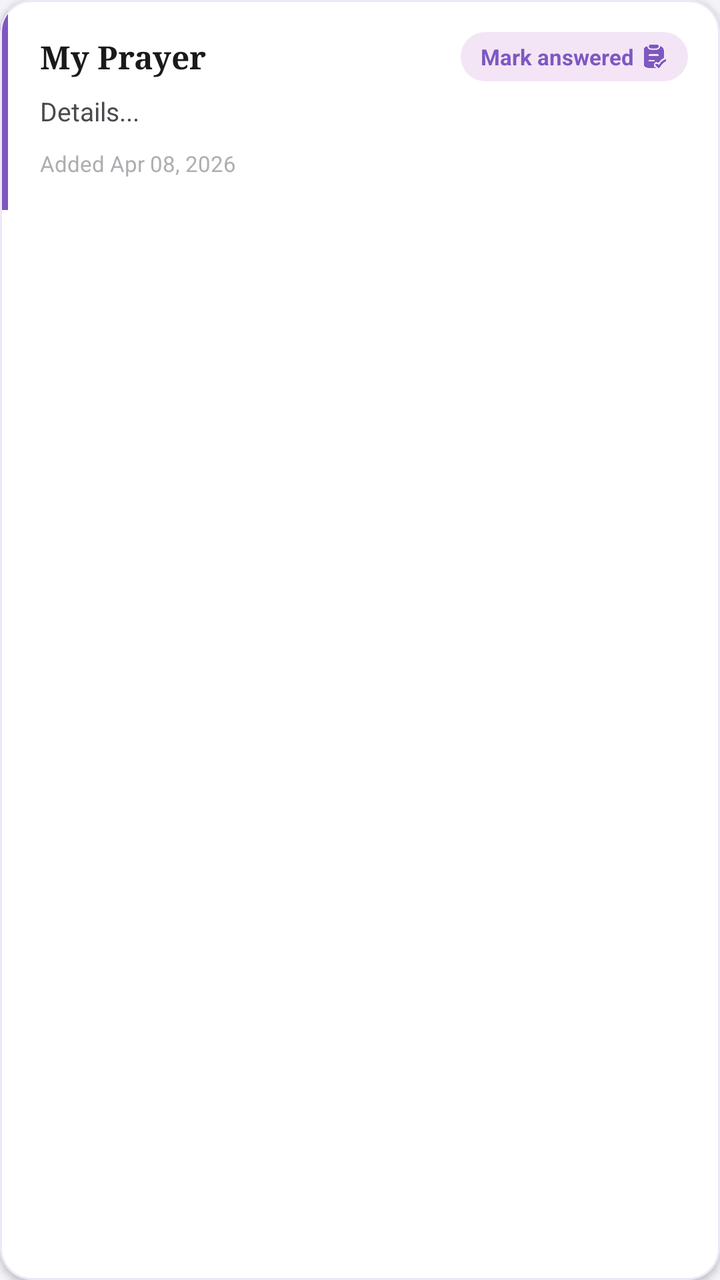
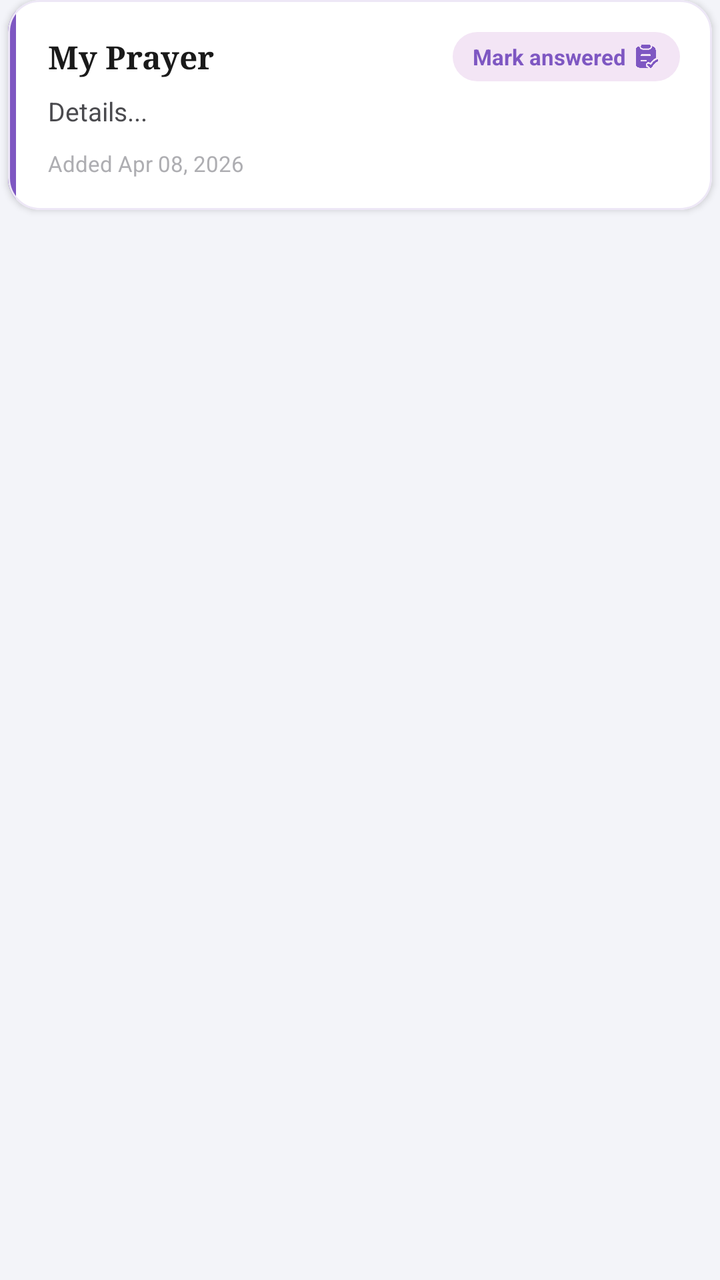

An Android layout rendered at two revisions. The XML below is the earlier revision; the diff shows what the commit changed to produce the second picture.
<!-- AndroidManifest.xml: application theme Theme.SpiritualTracker -->
<!-- res/layout/item_personal_prayer.xml -->
<?xml version="1.0" encoding="utf-8"?>
<com.google.android.material.card.MaterialCardView xmlns:android="http://schemas.android.com/apk/res/android"
    xmlns:app="http://schemas.android.com/apk/res-auto"
    android:layout_width="match_parent"
    android:layout_height="wrap_content"
    android:layout_marginHorizontal="4dp"
    android:layout_marginBottom="10dp"
    app:cardCornerRadius="16dp"
    app:cardElevation="2dp"
    app:cardMaxElevation="4dp"
    app:cardBackgroundColor="#FFFFFF"
    app:strokeWidth="1dp"
    app:strokeColor="#EDE7F6">

    <LinearLayout
        android:layout_width="match_parent"
        android:layout_height="wrap_content"
        android:orientation="horizontal">

        
        <View
            android:id="@+id/viewAccentStripe"
            android:layout_width="4dp"
            android:layout_height="match_parent"
            android:background="#7E57C2"/>

        <LinearLayout
            android:layout_width="0dp"
            android:layout_height="wrap_content"
            android:layout_weight="1"
            android:orientation="vertical"
            android:padding="16dp">

            
            <RelativeLayout
                android:layout_width="match_parent"
                android:layout_height="wrap_content"
                android:layout_marginBottom="6dp">

                <TextView
                    android:id="@+id/tvPersonalTitle"
                    android:layout_width="match_parent"
                    android:layout_height="wrap_content"
                    android:layout_toStartOf="@+id/personalAnsweredBadge"
                    android:layout_marginEnd="8dp"
                    android:layout_centerVertical="true"
                    android:text="My Prayer"
                    android:textColor="#1A1A1A"
                    android:textSize="16sp"
                    android:textStyle="bold"
                    android:fontFamily="serif"/>

                
                <LinearLayout
                    android:id="@+id/personalAnsweredBadge"
                    android:layout_width="wrap_content"
                    android:layout_height="wrap_content"
                    android:layout_alignParentEnd="true"
                    android:layout_centerVertical="true"
                    android:background="@drawable/bg_answered_pill"
                    android:paddingHorizontal="10dp"
                    android:paddingVertical="5dp"
                    android:gravity="center"
                    android:orientation="horizontal"
                    android:clickable="true"
                    android:focusable="true"
                    android:visibility="visible">

                    <TextView
                        android:id="@+id/tvPersonalAnsweredLabel"
                        android:layout_width="wrap_content"
                        android:layout_height="wrap_content"
                        android:text="Mark answered"
                        android:textColor="#7E57C2"
                        android:textSize="11sp"
                        android:textStyle="bold"/>

                    <ImageView
                        android:layout_width="13dp"
                        android:layout_height="13dp"
                        android:layout_marginStart="4dp"
                        android:src="@drawable/ic_partner_done"
                        app:tint="#7E57C2"/>
                </LinearLayout>
            </RelativeLayout>

            
            <TextView
                android:id="@+id/tvPersonalDescription"
                android:layout_width="match_parent"
                android:layout_height="wrap_content"
                android:text="Details..."
                android:textColor="#4A4A4E"
                android:textSize="13sp"
                android:lineSpacingExtra="3dp"
                android:maxLines="2"
                android:ellipsize="end"
                android:layout_marginBottom="10dp"/>

            
            <TextView
                android:id="@+id/tvPersonalDate"
                android:layout_width="wrap_content"
                android:layout_height="wrap_content"
                android:text="Added Apr 08, 2026"
                android:textColor="#AEAEB2"
                android:textSize="11sp"/>

        </LinearLayout>
    </LinearLayout>
</com.google.android.material.card.MaterialCardView>
<!-- resources referenced by this layout -->
<resources>
  <!-- drawable bg_answered_pill (drawable) -->
  <?xml version="1.0" encoding="utf-8"?>
  <shape xmlns:android="http://schemas.android.com/apk/res/android">
      <solid android:color="#F3E5F5" /> 
      <corners android:radius="100dp" />
  </shape>
  <!-- drawable ic_partner_done: png bitmap (drawable, 29361 bytes) -->
  <style name="Theme.SpiritualTracker" parent="Base.Theme.SpiritualTracker" />
  <style name="Base.Theme.SpiritualTracker" parent="Theme.Material3.DayNight.NoActionBar">
          <item name="colorPrimary">#7E57C2</item>
          <item name="colorOnPrimary">#FFFFFF</item>
          <item name="colorSecondaryContainer">#D1C4E9</item>
          <item name="colorOnSecondaryContainer">#7E57C2</item>
          <item name="android:windowBackground">#F3F4F9</item>
          
          <item name="android:navigationBarColor">#F5F5F5</item>
          <item name="android:windowLightNavigationBar" tools:targetApi="27">true</item>
      </style>
</resources>

<!-- the commit's change to res/layout/item_personal_prayer.xml (unified diff, before → after) -->
@@ -1,6 +1,27 @@
 <?xml version="1.0" encoding="utf-8"?>
-<com.google.android.material.card.MaterialCardView xmlns:android="http://schemas.android.com/apk/res/android"
+<LinearLayout xmlns:android="http://schemas.android.com/apk/res/android"
     xmlns:app="http://schemas.android.com/apk/res-auto"
+    android:layout_width="match_parent"
+    android:layout_height="wrap_content"
+    android:orientation="vertical">
+
+
+<TextView
+    android:id="@+id/tvAnsweredSection"
+    android:layout_width="wrap_content"
+    android:layout_height="wrap_content"
+    android:layout_marginStart="8dp"
+    android:layout_marginTop="14dp"
+    android:layout_marginBottom="10dp"
+    android:letterSpacing="0.1"
+    android:text="ANSWERED"
+    android:textColor="#7E57C2"
+    android:textSize="12sp"
+    android:textStyle="bold"
+    android:visibility="gone" />
+
+<com.google.android.material.card.MaterialCardView
+    android:id="@+id/cardPersonal"
     android:layout_width="match_parent"
     android:layout_height="wrap_content"
     android:layout_marginHorizontal="4dp"
@@ -76,6 +97,7 @@
                         android:textStyle="bold"/>
 
                     <ImageView
+                        android:id="@+id/ivPersonalAnsweredIcon"
                         android:layout_width="13dp"
                         android:layout_height="13dp"
                         android:layout_marginStart="4dp"
@@ -83,6 +105,38 @@
                         app:tint="#7E57C2"/>
                 </LinearLayout>
             </RelativeLayout>
+
+            
+            <LinearLayout
+                android:id="@+id/layoutPersonalTestimony"
+                android:layout_width="match_parent"
+                android:layout_height="wrap_content"
+                android:layout_marginTop="4dp"
+                android:layout_marginBottom="10dp"
+                android:background="@drawable/bg_vault_quote"
+                android:orientation="horizontal"
+                android:padding="12dp"
+                android:visibility="gone">
+
+                <View
+                    android:layout_width="3dp"
+                    android:layout_height="match_parent"
+                    android:layout_marginEnd="10dp"
+                    android:background="#9575CD" />
+
+                <TextView
+                    android:id="@+id/tvPersonalTestimony"
+                    android:layout_width="0dp"
+                    android:layout_height="wrap_content"
+                    android:layout_weight="1"
+                    android:ellipsize="end"
+                    android:fontFamily="serif"
+                    android:lineSpacingMultiplier="1.3"
+                    android:maxLines="3"
+                    android:textColor="#4A148C"
+                    android:textSize="14sp"
+                    android:textStyle="italic" />
+            </LinearLayout>
 
             
             <TextView
@@ -109,3 +163,4 @@
         </LinearLayout>
     </LinearLayout>
 </com.google.android.material.card.MaterialCardView>
+</LinearLayout>
<!-- resource entries referenced after the edit -->
@@ -5,6 +5,13 @@
   <shape xmlns:android="http://schemas.android.com/apk/res/android">
       <solid android:color="#F3E5F5" /> 
       <corners android:radius="100dp" />
+  </shape>
+  <!-- drawable bg_vault_quote (drawable) -->
+  <?xml version="1.0" encoding="utf-8"?>
+  <shape xmlns:android="http://schemas.android.com/apk/res/android"
+      android:shape="rectangle">
+      <solid android:color="#F6F0FB" />
+      <corners android:radius="12dp" />
   </shape>
   <!-- drawable ic_partner_done: png bitmap (drawable, 29361 bytes) -->
   <style name="Theme.SpiritualTracker" parent="Base.Theme.SpiritualTracker" />
